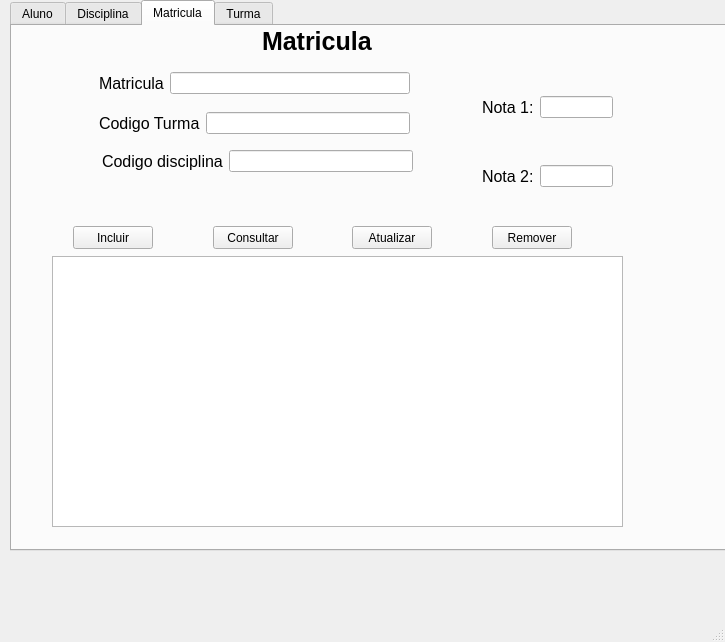
Old version of the form mainwindow.ui in the repository frezatti/Trabalho-Aluno.
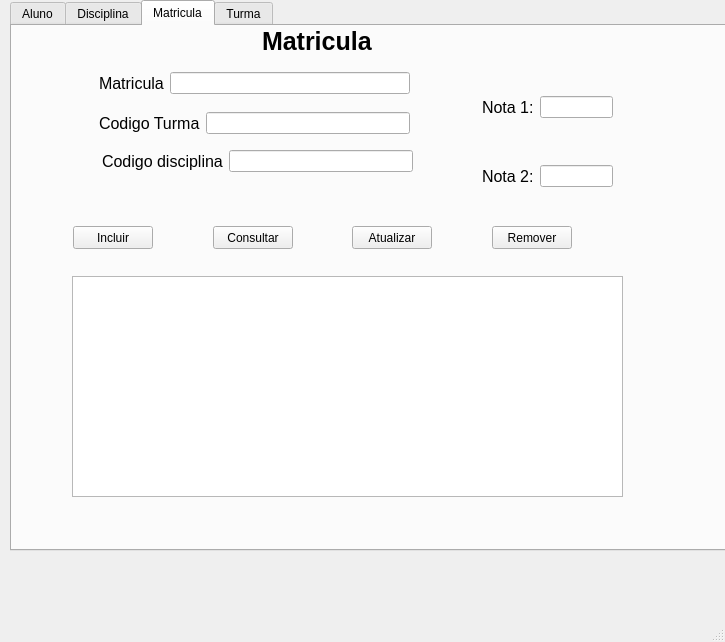
New version of the form. The open tabs and pages were chosen to show the change.

```diff
--- a/mainwindow.ui
+++ b/mainwindow.ui
@@ -457,16 +457,6 @@
        </item>
       </layout>
      </widget>
-     <widget class="QTextEdit" name="textEditMat">
-      <property name="geometry">
-       <rect>
-        <x>40</x>
-        <y>230</y>
-        <width>571</width>
-        <height>271</height>
-       </rect>
-      </property>
-     </widget>
      <widget class="QPushButton" name="pushButtonRemoverMat">
       <property name="geometry">
        <rect>
@@ -613,6 +603,16 @@
        </item>
       </layout>
      </widget>
+     <widget class="QTableWidget" name="tableWidgetMat">
+      <property name="geometry">
+       <rect>
+        <x>60</x>
+        <y>250</y>
+        <width>551</width>
+        <height>221</height>
+       </rect>
+      </property>
+     </widget>
     </widget>
     <widget class="QWidget" name="tab_4">
      <attribute name="title">
```
Left out of the diff: 14 changed lines with no effect on the pictures.
